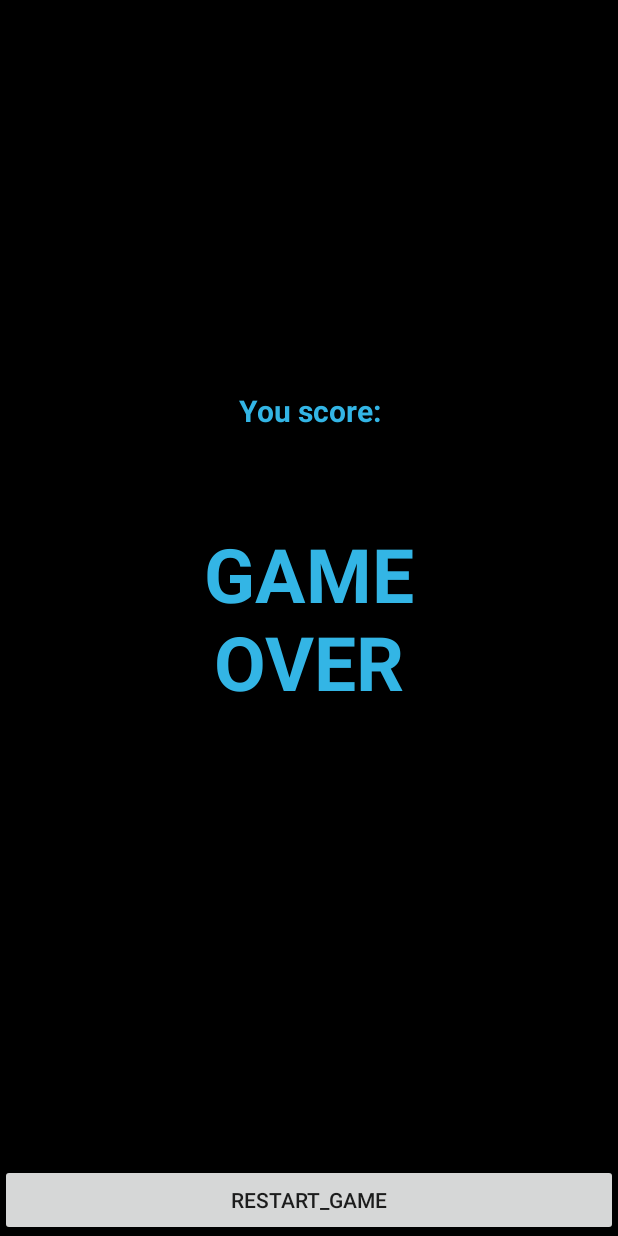
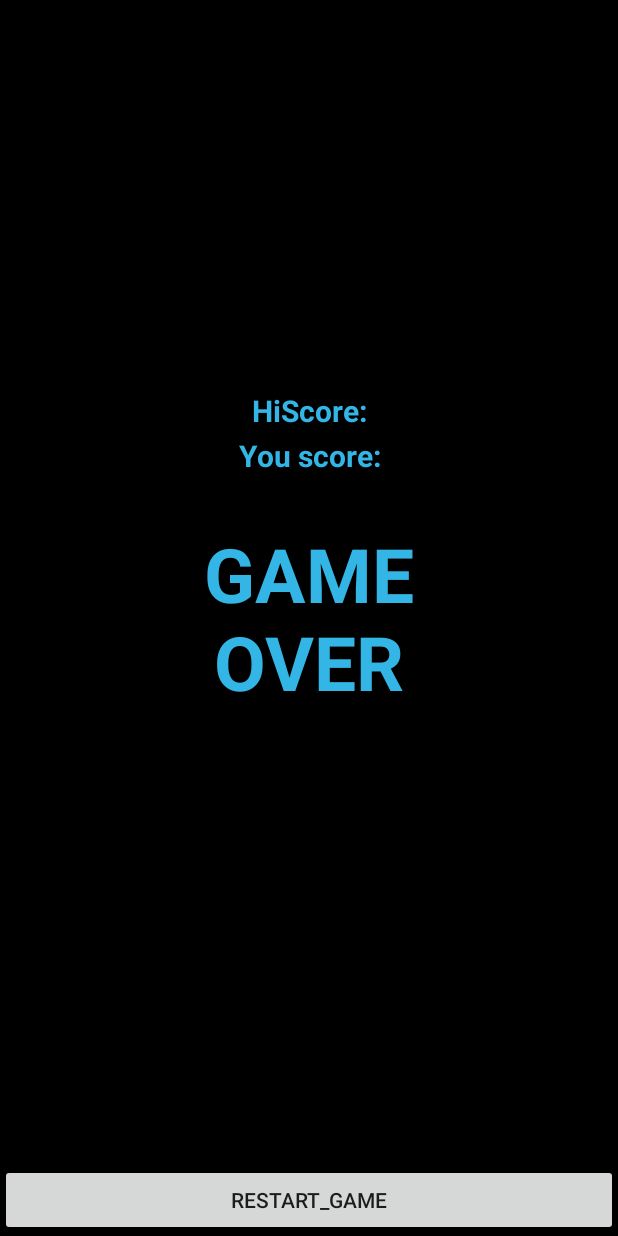
Before and after one commit to alextomskras/KosmoZahvatchik, an Android app: the layout activity_game_over.xml on its own in the app's theme, with its tools: preview values and no code run, on a phone screen of 412 x 824 dp. Run offline under Robolectric (Android 15) with nearby library versions, the phone set to English and light mode, and no system bars.

Commit message:
Slice HI scores and You scores on game over screen
Signed-off-by: AlexTomsKras <dreamer.alex.toms@gmail.com>

```diff
--- a/app/src/main/java/com/example/kosmozahvatchik/KotlinInvadersView.kt
+++ b/app/src/main/java/com/example/kosmozahvatchik/KotlinInvadersView.kt
@@ -351,6 +351,7 @@ class KotlinInvadersView(context: Context,
         if (lost) {
             paused = true
             lives = 3
+            var puTscore = score
             score = 0
             waves = 1
             invaders.clear()
@@ -362,6 +363,8 @@ class KotlinInvadersView(context: Context,
             val contt = context.applicationContext
             val intent = Intent(contt, GameOver::class.java)
             intent.putExtra("hi-score", highScore.toString())
+            intent.putExtra("you-score", puTscore.toString())
+            puTscore = 0
             Log.d(TAG, "Try send EXTRA $intent")
             startActivity(context, intent, null)
 
--- a/app/src/main/res/layout/activity_game_over.xml
+++ b/app/src/main/res/layout/activity_game_over.xml
@@ -27,10 +27,24 @@
         android:id="@+id/txt_gameover_you_score"
         android:layout_width="match_parent"
         android:layout_height="wrap_content"
+        android:layout_marginTop="290sp"
+        android:gravity="center"
+        android:keepScreenOn="true"
+        android:text="@string/you_win"
+        android:textAlignment="center"
+        android:textColor="@color/txt_Gameover_color"
+        android:textSize="20sp"
+        android:textStyle="bold"
+        tools:ignore="RtlCompat" />
+
+    <TextView
+        android:id="@+id/txt_HI_you_score"
+        android:layout_width="match_parent"
+        android:layout_height="wrap_content"
         android:layout_marginTop="260sp"
         android:gravity="center"
         android:keepScreenOn="true"
-        android:text="@string/you_win"
+        android:text="@string/hiscore"
         android:textAlignment="center"
         android:textColor="@color/txt_Gameover_color"
         android:textSize="20sp"
--- a/app/src/main/res/values/strings.xml
+++ b/app/src/main/res/values/strings.xml
@@ -9,4 +9,5 @@
 
     <string name="title_activity_game_over">GameOver</string>
     <string name="you_win">You score:</string>
+    <string name="hiscore">HiScore:</string>
 </resources>
```
Also changed, not shown: app/src/main/java/com/example/kosmozahvatchik/GameOver.kt (+8 -3 lines).
